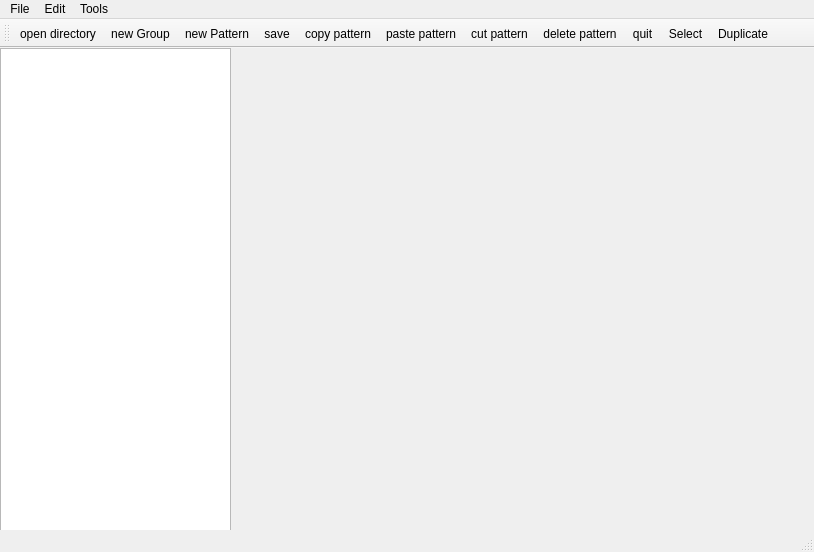
Before: the Qt Designer form dispositif/Cubicle/mainwindow.ui in ppff/Cubicle-GUI, drawn with Qt 5.
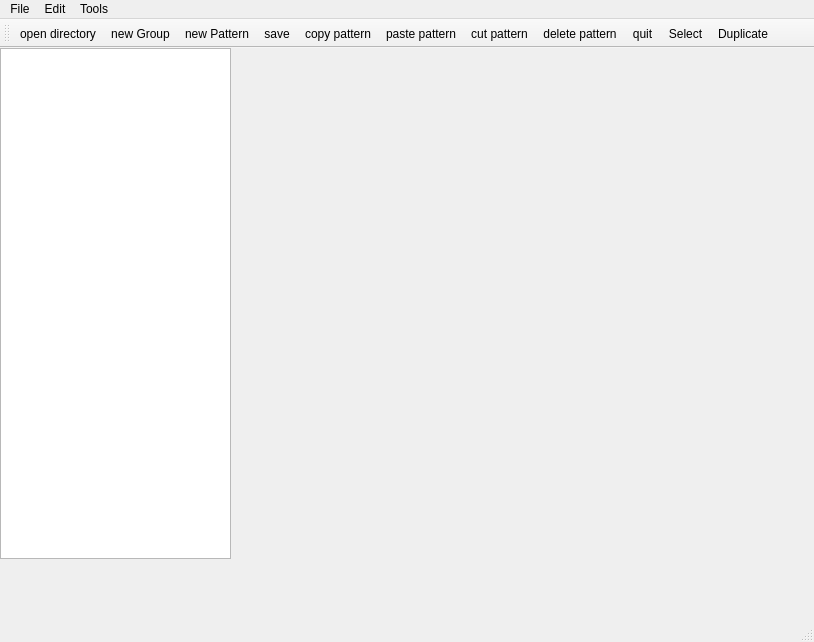
After: the same form once the commit is applied. Icons and pictures are not drawn. Custom widgets are drawn as their Qt base class.

Commit message: led allumée en rouge

Patch:
```diff
--- a/dispositif/Cubicle/mainwindow.ui
+++ b/dispositif/Cubicle/mainwindow.ui
@@ -7,7 +7,7 @@
     <x>0</x>
     <y>0</y>
     <width>814</width>
-    <height>552</height>
+    <height>642</height>
    </rect>
   </property>
   <property name="windowTitle">
@@ -79,8 +79,8 @@
    <widget class="simulation_cube" name="widget" native="true">
     <property name="geometry">
      <rect>
-      <x>509</x>
-      <y>199</y>
+      <x>370</x>
+      <y>360</y>
       <width>301</width>
       <height>211</height>
      </rect>
```
Left out of the diff: 28 changed lines with no effect on the pictures. The commit also changes 2 other files.
